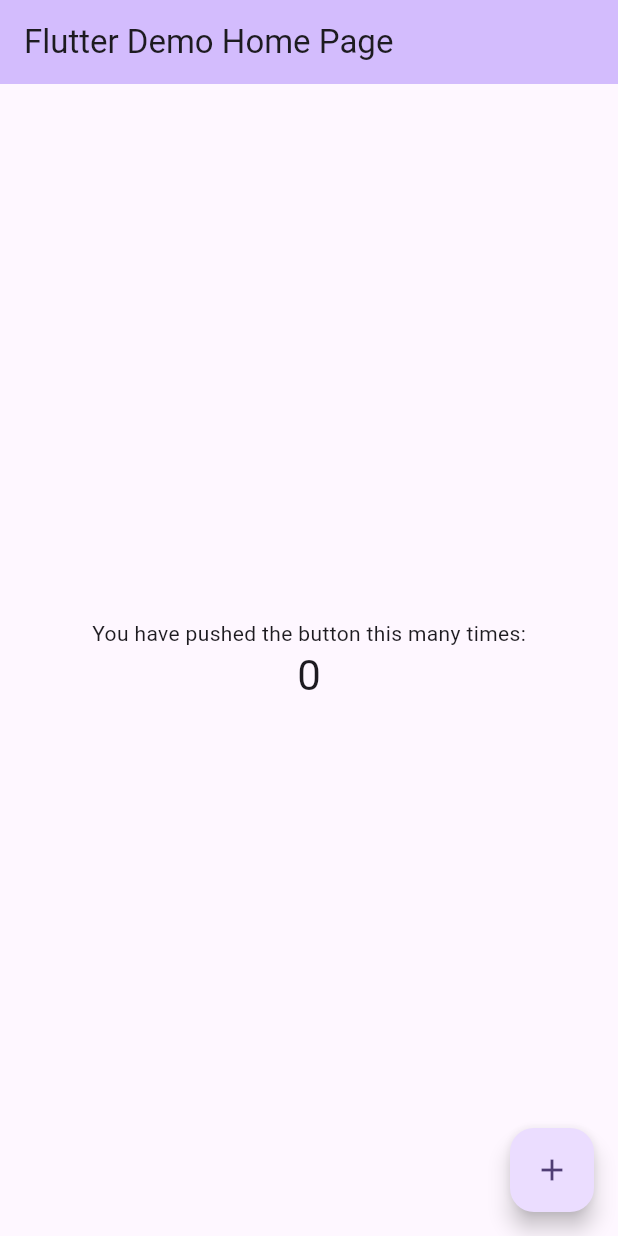
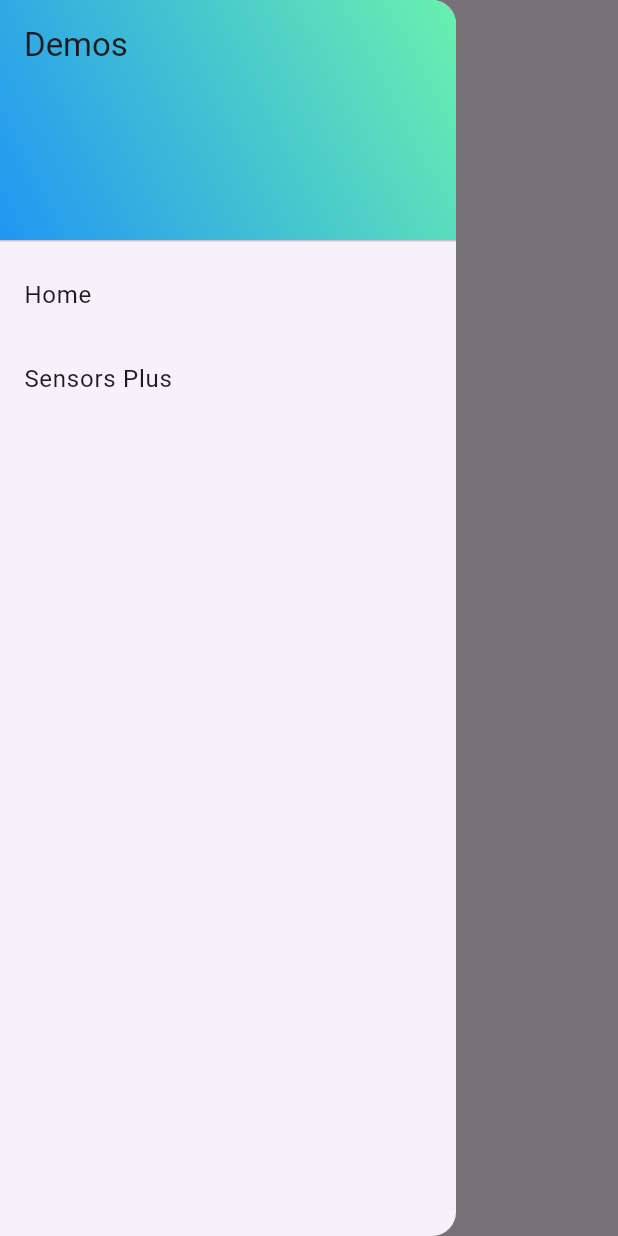
Before and after one commit to fluttered-book/sensors, a Flutter app: the screen it shows after launch, with the side drawer open (before the commit the screen has no drawer), on a phone screen of 412 x 824 dp. Run offline on Flutter 3.47's test engine with Material 3 defaults, Android fonts, the phone set to English and light mode, and no system bars; our stand-ins replace sensors_plus.

```diff
--- a/lib/main.dart
+++ b/lib/main.dart
@@ -1,125 +1,16 @@
 import 'package:flutter/material.dart';
 
+import 'pages/home_page.dart';
+
 void main() {
-  runApp(const MyApp());
+  runApp(MyApp());
 }
 
 class MyApp extends StatelessWidget {
   const MyApp({super.key});
 
-  // This widget is the root of your application.
   @override
   Widget build(BuildContext context) {
-    return MaterialApp(
-      title: 'Flutter Demo',
-      theme: ThemeData(
-        // This is the theme of your application.
-        //
-        // TRY THIS: Try running your application with "flutter run". You'll see
-        // the application has a purple toolbar. Then, without quitting the app,
-        // try changing the seedColor in the colorScheme below to Colors.green
-        // and then invoke "hot reload" (save your changes or press the "hot
-        // reload" button in a Flutter-supported IDE, or press "r" if you used
-        // the command line to start the app).
-        //
-        // Notice that the counter didn't reset back to zero; the application
-        // state is not lost during the reload. To reset the state, use hot
-        // restart instead.
-        //
-        // This works for code too, not just values: Most code changes can be
-        // tested with just a hot reload.
-        colorScheme: ColorScheme.fromSeed(seedColor: Colors.deepPurple),
-        useMaterial3: true,
-      ),
-      home: const MyHomePage(title: 'Flutter Demo Home Page'),
-    );
+    return MaterialApp(title: "Sensors", home: HomePage());
   }
 }
-
-class MyHomePage extends StatefulWidget {
-  const MyHomePage({super.key, required this.title});
-
-  // This widget is the home page of your application. It is stateful, meaning
-  // that it has a State object (defined below) that contains fields that affect
-  // how it looks.
-
-  // This class is the configuration for the state. It holds the values (in this
-  // case the title) provided by the parent (in this case the App widget) and
-  // used by the build method of the State. Fields in a Widget subclass are
-  // always marked "final".
-
-  final String title;
-
-  @override
-  State<MyHomePage> createState() => _MyHomePageState();
-}
-
-class _MyHomePageState extends State<MyHomePage> {
-  int _counter = 0;
-
-  void _incrementCounter() {
-    setState(() {
-      // This call to setState tells the Flutter framework that something has
-      // changed in this State, which causes it to rerun the build method below
-      // so that the display can reflect the updated values. If we changed
-      // _counter without calling setState(), then the build method would not be
-      // called again, and so nothing would appear to happen.
-      _counter++;
-    });
-  }
-
-  @override
-  Widget build(BuildContext context) {
-    // This method is rerun every time setState is called, for instance as done
-    // by the _incrementCounter method above.
-    //
-    // The Flutter framework has been optimized to make rerunning build methods
-    // fast, so that you can just rebuild anything that needs updating rather
-    // than having to individually change instances of widgets.
-    return Scaffold(
-      appBar: AppBar(
-        // TRY THIS: Try changing the color here to a specific color (to
-        // Colors.amber, perhaps?) and trigger a hot reload to see the AppBar
-        // change color while the other colors stay the same.
-        backgroundColor: Theme.of(context).colorScheme.inversePrimary,
-        // Here we take the value from the MyHomePage object that was created by
-        // the App.build method, and use it to set our appbar title.
-        title: Text(widget.title),
-      ),
-      body: Center(
-        // Center is a layout widget. It takes a single child and positions it
-        // in the middle of the parent.
-        child: Column(
-          // Column is also a layout widget. It takes a list of children and
-          // arranges them vertically. By default, it sizes itself to fit its
-          // children horizontally, and tries to be as tall as its parent.
-          //
-          // Column has various properties to control how it sizes itself and
-          // how it positions its children. Here we use mainAxisAlignment to
-          // center the children vertically; the main axis here is the vertical
-          // axis because Columns are vertical (the cross axis would be
-          // horizontal).
-          //
-          // TRY THIS: Invoke "debug painting" (choose the "Toggle Debug Paint"
-          // action in the IDE, or press "p" in the console), to see the
-          // wireframe for each widget.
-          mainAxisAlignment: MainAxisAlignment.center,
-          children: <Widget>[
-            const Text(
-              'You have pushed the button this many times:',
-            ),
-            Text(
-              '$_counter',
-              style: Theme.of(context).textTheme.headlineMedium,
-            ),
-          ],
-        ),
-      ),
-      floatingActionButton: FloatingActionButton(
-        onPressed: _incrementCounter,
-        tooltip: 'Increment',
-        child: const Icon(Icons.add),
-      ), // This trailing comma makes auto-formatting nicer for build methods.
-    );
-  }
-}
--- /dev/null
+++ b/lib/pages/home_page.dart
@@ -0,0 +1,15 @@
+import 'package:flutter/material.dart';
+import 'package:sensors/widgets/app_drawer.dart';
+
+class HomePage extends StatelessWidget {
+  const HomePage({super.key});
+
+  @override
+  Widget build(BuildContext context) {
+    return Scaffold(
+      appBar: AppBar(title: Text("Home")),
+      drawer: const AppDrawer(),
+      body: Text("Demo app for various sensors found in phones"),
+    );
+  }
+}
--- /dev/null
+++ b/lib/widgets/app_drawer.dart
@@ -0,0 +1,58 @@
+import 'package:flutter/material.dart';
+
+import '../pages/home_page.dart';
+import '../pages/sensors_plus_page.dart';
+
+// https://docs.flutter.dev/cookbook/design/drawer
+
+const menu = {
+  'Home': HomePage.new,
+  'Sensors Plus': SensorsPlusPage.new,
+};
+
+class AppDrawer extends StatelessWidget {
+  const AppDrawer({
+    super.key,
+  });
+
+  @override
+  Widget build(BuildContext context) {
+    final navigator = Navigator.of(context);
+    final textTheme = Theme.of(context).textTheme;
+    return Drawer(
+      child: ListView(
+        padding: EdgeInsets.zero,
+        children: [
+          DrawerHeader(
+            decoration: const BoxDecoration(
+              gradient: LinearGradient(
+                begin: Alignment.topRight,
+                end: Alignment.bottomLeft,
+                colors: [
+                  Colors.greenAccent,
+                  Colors.blue,
+                ],
+              ),
+            ),
+            child: Text(
+              'Demos',
+              style: textTheme.titleLarge,
+            ),
+          ),
+          ...menu.entries.map(
+            (e) => ListTile(
+              title: Text(e.key),
+              onTap: () {
+                navigator.pushAndRemoveUntil(
+                    MaterialPageRoute(
+                      builder: (context) => e.value.call(),
+                    ),
+                    (route) => route.isFirst);
+              },
+            ),
+          )
+        ],
+      ),
+    );
+  }
+}
--- a/pubspec.yaml
+++ b/pubspec.yaml
@@ -34,6 +34,7 @@ dependencies:
   # The following adds the Cupertino Icons font to your application.
   # Use with the CupertinoIcons class for iOS style icons.
   cupertino_icons: ^1.0.8
+  sensors_plus: ^6.1.1
 
 dev_dependencies:
   flutter_test:
```
Also changed, not shown: lib/pages/light_page.dart (added, +10 -0 lines), lib/pages/sensors_plus_page.dart (added, +70 -0 lines), lib/widgets/header.dart (added, +18 -0 lines), lib/widgets/sensor_sliders.dart (added, +43 -0 lines), pubspec.lock.
